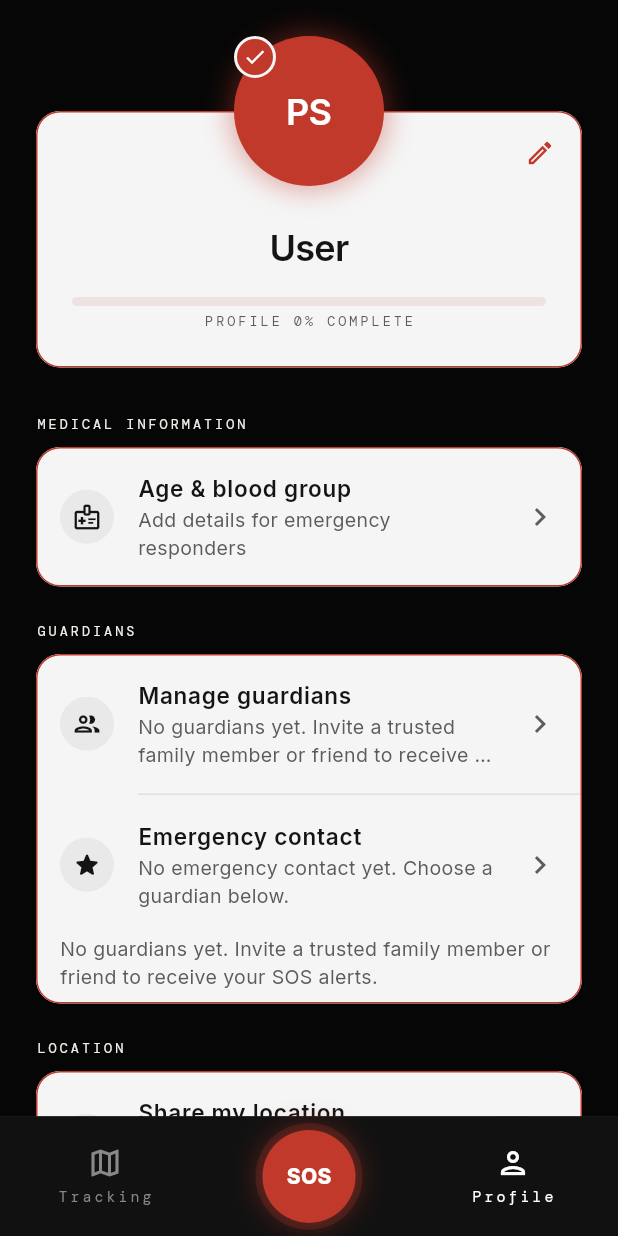
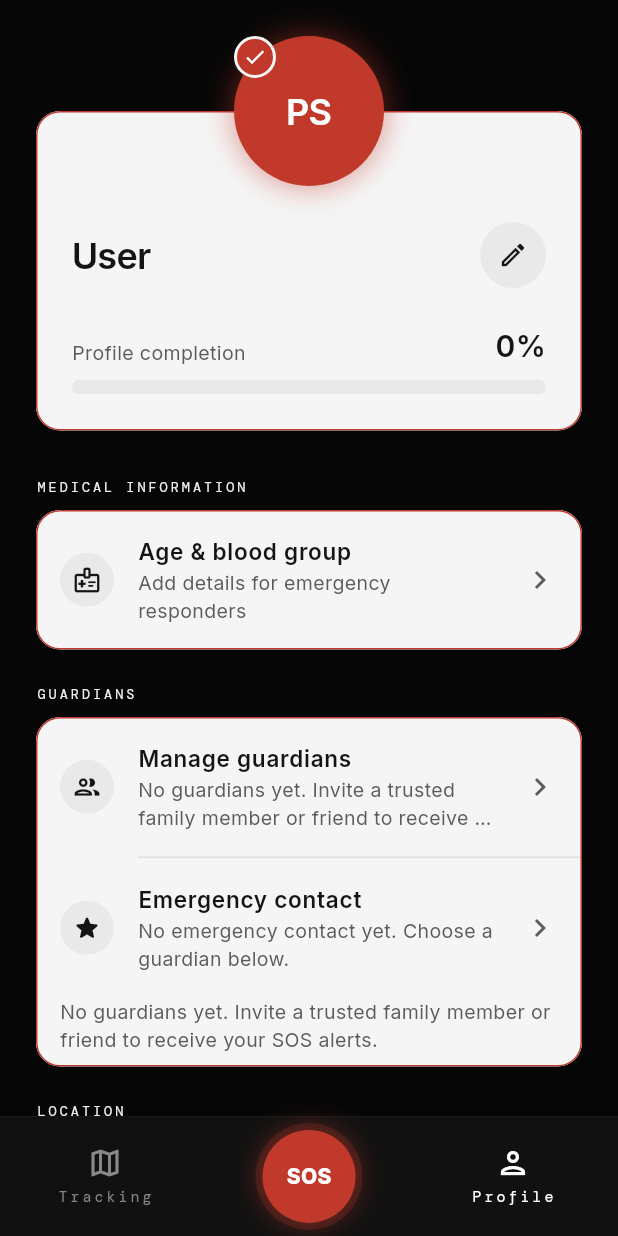
Before and after one commit to ujwalbholan/surakshya-frontend, a Flutter app: the DashboardShell screen opened by its route, item 3 of the bottom bar chosen, on a phone screen of 412 x 824 dp. Run offline on Flutter 3.47's test engine with Material 3 defaults, Android fonts, the phone set to English and light mode, and no system bars; our stand-ins replace battery_plus, flutter_blue_plus, flutter_local_notifications, flutter_map, flutter_riverpod, flutter_secure_storage and 10 more; missing offline and left inert: surakshya; accounts and stored records are empty; network calls fail; statements that could not run were skipped.

Commit message:
feat(profile): hero card matches reference — left-aligned identity row, circular edit button, labeled progress

```diff
--- a/surakshya-app/lib/features/dashboard/profile/widgets/profile_hero_card.dart
+++ b/surakshya-app/lib/features/dashboard/profile/widgets/profile_hero_card.dart
@@ -46,13 +46,22 @@ const double kProfileBadgeRingWidth = 2;
 const double kProfileBadgeIconSize = 16;
 
 /// Progress bar track height inside the hero card (D4-rev).
-const double kProfileProgressHeight = 6;
+const double kProfileProgressHeight = 10;
 
-/// Gap between the secondary line and the progress bar.
-const double kProfileProgressGap = S.md;
+/// Gap between the identity row and the progress section.
+const double kProfileProgressGap = S.lg;
 
-/// Gap between the progress bar and its percentage label.
-const double kProfileProgressLabelGap = S.xs;
+/// Gap between the progress label row and the bar.
+const double kProfileProgressLabelGap = S.sm;
+
+/// Diameter of the circular edit button beside the name.
+const double kProfileEditButtonSize = 44;
+
+/// Percentage figure size in the progress row.
+const double kProfilePercentFontSize = 20;
+
+/// Label copy above the progress bar.
+const String kProfileProgressLabel = 'Profile completion';
 
 class ProfileHeroCard extends StatelessWidget {
   const ProfileHeroCard({
@@ -102,13 +111,23 @@ class ProfileHeroCard extends StatelessWidget {
                   kProfileHeroCardPaddingV,
                 ),
                 child: Column(
+                  crossAxisAlignment: CrossAxisAlignment.start,
+                  children: [
+                    // Identity row: name + secondary on the left, circular
+                    // edit button on the right (reference layout).
+                    Row(
+                      crossAxisAlignment: CrossAxisAlignment.center,
+                      children: [
+                        Expanded(
+                          child: Column(
+                            crossAxisAlignment: CrossAxisAlignment.start,
                             children: [
                               Text(
                                 name,
-                      textAlign: TextAlign.center,
-                      maxLines: 2,
+                                maxLines: 1,
                                 overflow: TextOverflow.ellipsis,
-                      style: SurakshaTypography.dashGreeting.copyWith(
+                                style:
+                                    SurakshaTypography.dashGreeting.copyWith(
                                   color: surakshaOnLight,
                                 ),
                               ),
@@ -116,15 +135,44 @@ class ProfileHeroCard extends StatelessWidget {
                                 const SizedBox(height: kProfileHeroTextGap),
                                 Text(
                                   secondary,
-                        textAlign: TextAlign.center,
-                        maxLines: 2,
+                                  maxLines: 1,
                                   overflow: TextOverflow.ellipsis,
-                        style: SurakshaTypography.monoLabel.copyWith(
+                                  style:
+                                      SurakshaTypography.dashSubtitle.copyWith(
                                     color: surakshaOnLightMuted,
                                   ),
                                 ),
                               ],
+                            ],
+                          ),
+                        ),
+                        const SizedBox(width: S.md),
+                        _EditButton(onEdit: onEdit),
+                      ],
+                    ),
                     const SizedBox(height: kProfileProgressGap),
+                    // Progress row: label left, percentage right, bar below.
+                    Row(
+                      crossAxisAlignment: CrossAxisAlignment.end,
+                      children: [
+                        Expanded(
+                          child: Text(
+                            kProfileProgressLabel,
+                            style: SurakshaTypography.dashSubtitle.copyWith(
+                              color: surakshaOnLightMuted,
+                            ),
+                          ),
+                        ),
+                        Text(
+                          '$percent%',
+                          style: SurakshaTypography.dashTitle.copyWith(
+                            color: surakshaOnLight,
+                            fontSize: kProfilePercentFontSize,
+                          ),
+                        ),
+                      ],
+                    ),
+                    const SizedBox(height: kProfileProgressLabelGap),
                     ClipRRect(
                       borderRadius:
                           BorderRadius.circular(kProfileProgressHeight),
@@ -132,30 +180,12 @@ class ProfileHeroCard extends StatelessWidget {
                         value: completeness,
                         minHeight: kProfileProgressHeight,
                         color: surakshaCrimson,
-                        backgroundColor: surakshaCrimsonFaint,
-                      ),
-                    ),
-                    const SizedBox(height: kProfileProgressLabelGap),
-                    Text(
-                      'PROFILE $percent% COMPLETE',
-                      style: SurakshaTypography.monoLabel.copyWith(
-                        color: surakshaOnLightMuted,
+                        backgroundColor: surakshaLightSurfaceAlt,
                       ),
                     ),
                   ],
                 ),
               ),
-            ),
-          ),
-          Positioned(
-            top: kProfileAvatarOverlap + S.xs,
-            right: S.xs,
-            child: IconButton(
-              tooltip: 'Edit profile',
-              onPressed: onEdit,
-              icon: const Icon(Icons.edit_outlined),
-              color: surakshaCrimson,
-              iconSize: kProfileRowIconSize,
             ),
           ),
           Positioned(
@@ -218,6 +248,33 @@ class ProfileHeroCard extends StatelessWidget {
   }
 }
 
+/// Circular soft button with a pencil glyph (reference style).
+class _EditButton extends StatelessWidget {
+  const _EditButton({required this.onEdit});
+
+  final VoidCallback onEdit;
+
+  @override
+  Widget build(BuildContext context) => Material(
+        color: surakshaLightSurfaceAlt,
+        shape: const CircleBorder(),
+        clipBehavior: Clip.antiAlias,
+        child: InkWell(
+          onTap: onEdit,
+          child: const SizedBox(
+            width: kProfileEditButtonSize,
+            height: kProfileEditButtonSize,
+            child: Icon(
+              Icons.edit_outlined,
+              size: kProfileRowIconSize,
+              color: surakshaOnLight,
+              semanticLabel: 'Edit profile',
+            ),
+          ),
+        ),
+      );
+}
+
 /// Uploaded photo if one exists; null keeps the initials fallback visible.
 ImageProvider? _avatarImage(String? path) {
   if (path == null || path.isEmpty) return null;
```
Lines whose indentation alone changed are shown as unchanged.
